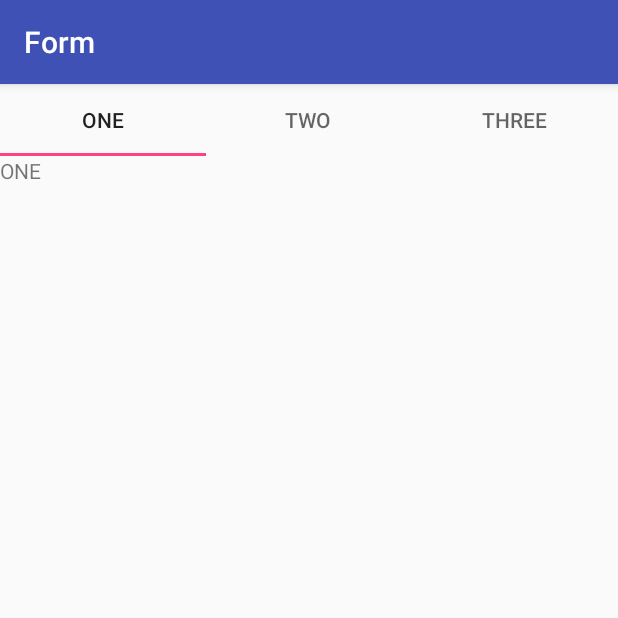
After one commit to karthik-r14/Forms, an Android app: the MoreActivity screen opened directly, with no data from a screen before it, on a phone screen of 412 x 824 dp, the top half of it. The commit adds this screen. Run offline under Robolectric (Android 15) with nearby library versions, the phone set to English and light mode, and no system bars; our stand-ins replace ButterKnife.

Commit message:
Now, more activity has a view pager with tab layout.

```diff
--- a/app/build.gradle
+++ b/app/build.gradle
@@ -25,6 +25,7 @@ dependencies {
         exclude group: 'com.android.support', module: 'support-annotations'
     })
     testCompile 'org.powermock:powermock-api-mockito:1.6.2' exclude group: 'org.mockito'
+
     compile 'com.android.support:appcompat-v7:25.3.1'
     compile 'com.jakewharton:butterknife:8.5.1'
     compile 'com.android.support.constraint:constraint-layout:1.0.0-alpha7'
@@ -32,11 +33,11 @@ dependencies {
     compile 'com.google.firebase:firebase-database:10.2.1'
     compile 'com.google.firebase:firebase-core:10.2.1'
     compile 'com.android.support:cardview-v7:25.3.1'
+    compile 'com.android.support:design:25.3.1'
     testCompile 'org.hamcrest:hamcrest-all:1.3'
     testCompile 'org.mockito:mockito-core:1.10.19'
     testCompile 'org.powermock:powermock-module-junit4:1.6.2'
     testCompile 'junit:junit:4.12'
     annotationProcessor 'com.jakewharton:butterknife-compiler:8.5.1'
-
 }
 apply plugin: 'com.google.gms.google-services'
--- a/app/src/main/AndroidManifest.xml
+++ b/app/src/main/AndroidManifest.xml
@@ -41,13 +41,15 @@
       android:screenOrientation="portrait">
     </activity>
 
-    <receiver
-      android:name=".receiver.MyReceiver">
+    <receiver android:name=".receiver.MyReceiver">
       <intent-filter>
         <action android:name="android.intent.action.AIRPLANE_MODE">
         </action>
       </intent-filter>
     </receiver>
+
+    <activity android:name=".view.more.MoreActivity">
+    </activity>
   </application>
 
 </manifest>
--- a/app/src/main/java/com/userdetails/forms/presenter/UserDetailPresenter.java
+++ b/app/src/main/java/com/userdetails/forms/presenter/UserDetailPresenter.java
@@ -50,6 +50,10 @@ public class UserDetailPresenter {
 
             case UserDetailShowActivity.SHARE:
                 view.shareByMessagingApps();
+                break;
+            case UserDetailShowActivity.MORE:
+                view.startMoreActivity();
+                break;
         }
     }
 }
--- /dev/null
+++ b/app/src/main/java/com/userdetails/forms/view/more/CustomPagerAdapter.java
@@ -0,0 +1,30 @@
+package com.userdetails.forms.view.more;
+
+import android.support.v4.app.Fragment;
+import android.support.v4.app.FragmentManager;
+import android.support.v4.app.FragmentPagerAdapter;
+
+class CustomPagerAdapter extends FragmentPagerAdapter {
+
+    private static final int NUM_FRAGMENTS = 3;
+    private String item[]= {"ONE", "TWO", "THREE"};
+
+    public CustomPagerAdapter(FragmentManager fm) {
+        super(fm);
+    }
+
+    @Override
+    public Fragment getItem(int position) {
+        return MoreFragment.newInstance(item[position]);
+    }
+
+    @Override
+    public int getCount() {
+        return NUM_FRAGMENTS;
+    }
+
+    @Override
+    public CharSequence getPageTitle(int position) {
+        return item[position];
+    }
+}
--- /dev/null
+++ b/app/src/main/java/com/userdetails/forms/view/more/MoreActivity.java
@@ -0,0 +1,28 @@
+package com.userdetails.forms.view.more;
+
+import android.support.design.widget.TabLayout;
+import android.support.v4.view.ViewPager;
+import android.support.v7.app.AppCompatActivity;
+import android.os.Bundle;
+
+import com.userdetails.forms.R;
+
+import butterknife.BindView;
+import butterknife.ButterKnife;
+
+public class MoreActivity extends AppCompatActivity {
+    @BindView(R.id.more_pager)
+    ViewPager viewPager;
+    @BindView(R.id.tabs)
+    TabLayout tabs;
+
+    @Override
+    protected void onCreate(Bundle savedInstanceState) {
+        super.onCreate(savedInstanceState);
+        setContentView(R.layout.activity_more);
+        ButterKnife.bind(this);
+
+        viewPager.setAdapter(new CustomPagerAdapter(getSupportFragmentManager()));
+        tabs.setupWithViewPager(viewPager);
+    }
+}
--- /dev/null
+++ b/app/src/main/java/com/userdetails/forms/view/more/MoreFragment.java
@@ -0,0 +1,37 @@
+package com.userdetails.forms.view.more;
+
+import android.os.Bundle;
+import android.support.annotation.Nullable;
+import android.view.LayoutInflater;
+import android.view.View;
+import android.view.ViewGroup;
+import android.widget.TextView;
+
+import com.userdetails.forms.R;
+
+import butterknife.BindView;
+import butterknife.ButterKnife;
+
+
+public class MoreFragment extends android.support.v4.app.Fragment {
+    @BindView(R.id.type)
+    TextView type;
+
+    @Nullable
+    @Override
+    public View onCreateView(LayoutInflater inflater, @Nullable ViewGroup container, Bundle savedInstanceState) {
+        View view = inflater.inflate(R.layout.fragment_more, container, false);
+        ButterKnife.bind(this, view);
+        String text = (String) getArguments().get("type");
+        type.setText(text);
+        return view;
+    }
+
+    public static android.support.v4.app.Fragment newInstance(String type) {
+        MoreFragment moreFragment = new MoreFragment();
+        Bundle bundle = new Bundle();
+        bundle.putString("type", type);
+        moreFragment.setArguments(bundle);
+        return moreFragment;
+    }
+}
--- a/app/src/main/java/com/userdetails/forms/view/show_user_details/UserDetailShowActivity.java
+++ b/app/src/main/java/com/userdetails/forms/view/show_user_details/UserDetailShowActivity.java
@@ -26,6 +26,7 @@ import com.userdetails.forms.R;
 import com.userdetails.forms.model.Person;
 import com.userdetails.forms.presenter.UserDetailPresenter;
 import com.userdetails.forms.view.FAQs.FAQsActivity;
+import com.userdetails.forms.view.more.MoreActivity;
 import com.userdetails.forms.view.about_us.AboutUsActivity;
 import com.userdetails.forms.view.feedback.FeedbackActivity;
 import com.userdetails.forms.view.form.FormActivity;
@@ -46,6 +47,7 @@ public class UserDetailShowActivity extends AppCompatActivity implements UserDet
     public static final String FAQS = "FAQs";
     public static final String PERSON = "Person";
     public static final String SHARE = "Share";
+    public static final String MORE = "More";
     @BindView(R.id.name)
     TextView name;
     @BindView(R.id.age)
@@ -142,6 +144,12 @@ public class UserDetailShowActivity extends AppCompatActivity implements UserDet
     }
 
     @Override
+    public void startMoreActivity() {
+        Intent intent = new Intent(UserDetailShowActivity.this, MoreActivity.class);
+        startActivity(intent);
+    }
+
+    @Override
     public void showAlertDialogAndLaunchCamera(int title, int message) {
         AlertDialog.Builder builder = new AlertDialog.Builder(this);
 
@@ -219,6 +227,9 @@ public class UserDetailShowActivity extends AppCompatActivity implements UserDet
             case R.id.share:
                 presenter.onMenuItemClick(SHARE);
                 return true;
+            case R.id.more:
+                if(internetAvailable)
+                    presenter.onMenuItemClick(MORE);
             default:
                 return super.onOptionsItemSelected(item);
         }
--- a/app/src/main/java/com/userdetails/forms/view/show_user_details/UserDetailView.java
+++ b/app/src/main/java/com/userdetails/forms/view/show_user_details/UserDetailView.java
@@ -20,4 +20,6 @@ public interface UserDetailView {
     void startFAQSActivity();
 
     void shareByMessagingApps();
+
+    void startMoreActivity();
 }
--- /dev/null
+++ b/app/src/main/res/layout/activity_more.xml
@@ -0,0 +1,27 @@
+<?xml version="1.0" encoding="utf-8"?>
+<LinearLayout
+  xmlns:android="http://schemas.android.com/apk/res/android"
+  xmlns:app="http://schemas.android.com/apk/res-auto"
+  xmlns:tools="http://schemas.android.com/tools"
+  android:layout_width="match_parent"
+  android:layout_height="match_parent"
+  tools:context="com.userdetails.forms.view.more.MoreActivity"
+  android:orientation="vertical">
+
+
+  <android.support.design.widget.TabLayout
+    android:id="@+id/tabs"
+    android:layout_width="match_parent"
+    android:layout_height="wrap_content"
+    style="@style/AppTheme">
+
+  </android.support.design.widget.TabLayout>
+
+  <android.support.v4.view.ViewPager
+    android:id="@+id/more_pager"
+    android:layout_width="match_parent"
+    android:layout_height="match_parent">
+
+  </android.support.v4.view.ViewPager>
+
+</LinearLayout>
--- /dev/null
+++ b/app/src/main/res/layout/fragment_more.xml
@@ -0,0 +1,11 @@
+<?xml version="1.0" encoding="utf-8"?>
+<LinearLayout xmlns:android="http://schemas.android.com/apk/res/android"
+              android:orientation="vertical"
+              android:layout_width="match_parent"
+              android:layout_height="match_parent">
+
+  <TextView
+    android:id="@+id/type"
+    android:layout_width="wrap_content"
+    android:layout_height="wrap_content"/>
+</LinearLayout>
--- a/app/src/main/res/menu/my_menu.xml
+++ b/app/src/main/res/menu/my_menu.xml
@@ -24,4 +24,7 @@
     android:icon="@drawable/share_icon"
     android:title="@string/share_the_details"/>
 
+  <item
+    android:id="@+id/more"
+    android:title="@string/more"/>
 </menu>
--- a/app/src/main/res/values/strings.xml
+++ b/app/src/main/res/values/strings.xml
@@ -53,4 +53,5 @@
   <string name="share_the_details">Share the details</string>
   <string name="share_details_message">Details are : \n Name : %1$s \n Age : %2$s \n Email : %3$s \n Phone : %4$s</string>
   <string name="airplane_mode_message">The form app will not work in airplane mode as there will not be any access to internet</string>
+  <string name="more">More</string>
 </resources>
```
Also changed, not shown: 2 other files.
